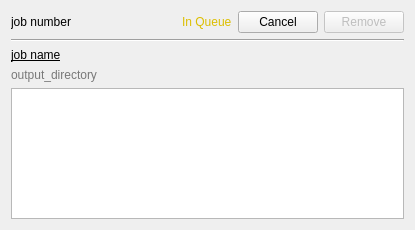
Qt form ui/worker_widget.ui (EBSP-Indexer/EBSP-Indexer) before a commit.
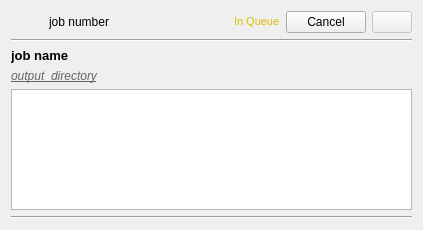
The same form after that commit. Icons and pictures are not drawn.

```diff
--- a/ui/worker_widget.ui
+++ b/ui/worker_widget.ui
@@ -6,7 +6,7 @@
    <rect>
     <x>0</x>
     <y>0</y>
-    <width>415</width>
+    <width>423</width>
     <height>230</height>
    </rect>
   </property>
@@ -16,25 +16,12 @@
   <property name="locale">
    <locale language="English" country="UnitedKingdom"/>
   </property>
-  <layout class="QVBoxLayout" name="verticalLayout" stretch="0,0,0,0,1">
+  <layout class="QVBoxLayout" name="verticalLayout" stretch="0,0,0,0,1,0">
    <item>
     <layout class="QHBoxLayout" name="horizontalLayout">
      <property name="sizeConstraint">
       <enum>QLayout::SetDefaultConstraint</enum>
      </property>
-     <item>
-      <widget class="QLabel" name="labelJobNumber">
-       <property name="sizePolicy">
-        <sizepolicy hsizetype="Maximum" vsizetype="Maximum">
-         <horstretch>0</horstretch>
-         <verstretch>0</verstretch>
-        </sizepolicy>
-       </property>
-       <property name="text">
-        <string>job number</string>
-       </property>
-      </widget>
-     </item>
      <item>
       <widget class="QPushButton" name="pushButtonShow">
        <property name="styleSheet">
@@ -66,6 +53,19 @@
        </property>
       </widget>
      </item>
+     <item>
+      <widget class="QLabel" name="labelJobNumber">
+       <property name="sizePolicy">
+        <sizepolicy hsizetype="Maximum" vsizetype="Maximum">
+         <horstretch>0</horstretch>
+         <verstretch>0</verstretch>
+        </sizepolicy>
+       </property>
+       <property name="text">
+        <string>job number</string>
+       </property>
+      </widget>
+     </item>
      <item>
       <spacer name="horizontalSpacer">
        <property name="orientation">
@@ -90,6 +90,14 @@
          <verstretch>0</verstretch>
         </sizepolicy>
        </property>
+       <property name="font">
+        <font>
+         <pointsize>8</pointsize>
+         <weight>9</weight>
+         <italic>false</italic>
+         <bold>false</bold>
+        </font>
+       </property>
        <property name="styleSheet">
         <string notr="true">color: rgb(220, 190, 0);
 font: 75 9pt &quot;Courier&quot;;</string>
@@ -137,7 +145,7 @@
         <string notr="true"/>
        </property>
        <property name="text">
-        <string>Remove</string>
+        <string/>
        </property>
        <property name="icon">
         <iconset resource="../resources.qrc">
@@ -174,9 +182,12 @@
        <verstretch>0</verstretch>
       </sizepolicy>
      </property>
-     <property name="styleSheet">
-      <string notr="true">font: 75 12pt &quot;Courier&quot;;
-text-decoration: underline;</string>
+     <property name="font">
+      <font>
+       <pointsize>10</pointsize>
+       <weight>75</weight>
+       <bold>true</bold>
+      </font>
      </property>
      <property name="text">
       <string>&lt;html&gt;&lt;head/&gt;&lt;body&gt;&lt;p&gt;job name&lt;/p&gt;&lt;/body&gt;&lt;/html&gt;</string>
@@ -191,9 +202,14 @@
        <verstretch>0</verstretch>
       </sizepolicy>
      </property>
+     <property name="font">
+      <font>
+       <italic>true</italic>
+       <underline>true</underline>
+      </font>
+     </property>
      <property name="styleSheet">
-      <string notr="true">font: italic 8pt &quot;Courier&quot;;
-color: rgb(120, 120, 120);</string>
+      <string notr="true">color: rgb(100, 100, 100);</string>
      </property>
      <property name="text">
       <string>&lt;html&gt;&lt;head/&gt;&lt;body&gt;&lt;p&gt;output_directory&lt;/p&gt;&lt;/body&gt;&lt;/html&gt;</string>
@@ -227,6 +243,19 @@
      </property>
     </widget>
    </item>
+   <item>
+    <widget class="Line" name="lineBrowser">
+     <property name="sizePolicy">
+      <sizepolicy hsizetype="Preferred" vsizetype="Preferred">
+       <horstretch>0</horstretch>
+       <verstretch>0</verstretch>
+      </sizepolicy>
+     </property>
+     <property name="orientation">
+      <enum>Qt::Horizontal</enum>
+     </property>
+    </widget>
+   </item>
   </layout>
  </widget>
  <resources>
```
Left out of the diff: 25 changed lines with no effect on the pictures.
